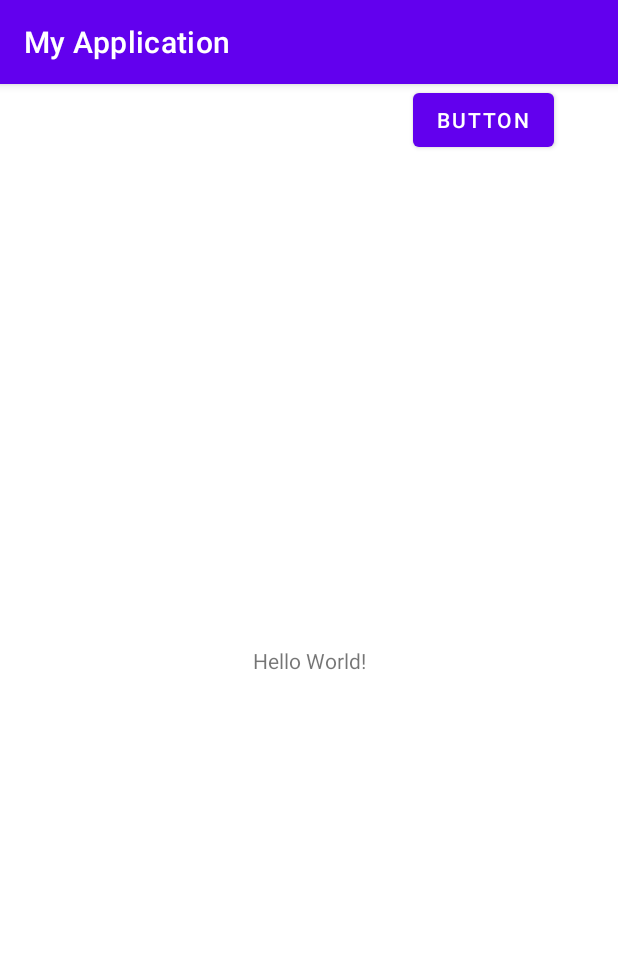
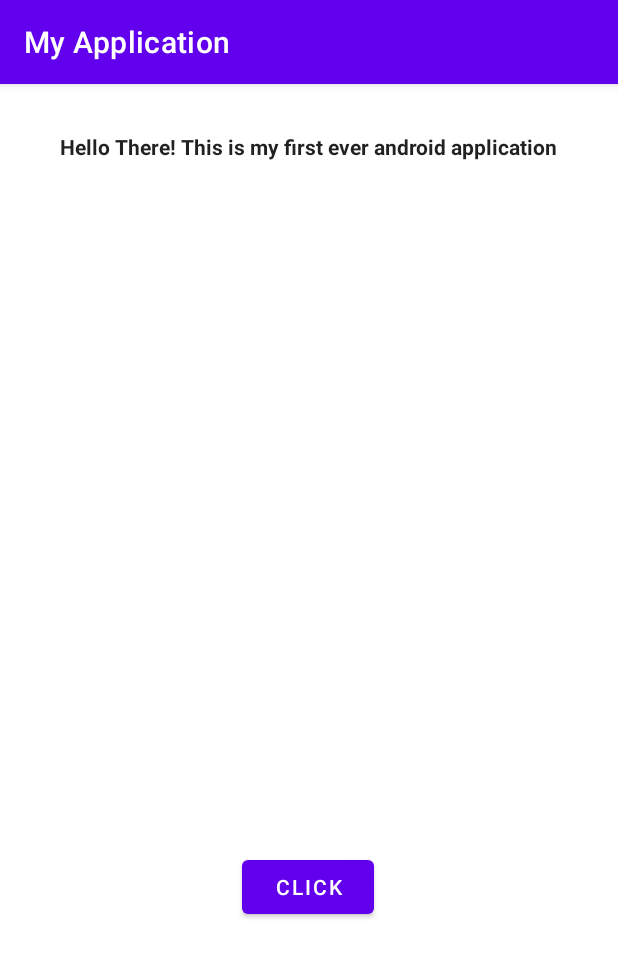
Before and after one commit to Dazzler123/Android-Development-Java, an Android app: the screen it shows after launch (MainActivity), on a phone screen of 412 x 824 dp. Shown: the top 957 px of the screen. Run offline under Robolectric (Android 15) with nearby library versions, the phone set to English and light mode, and no system bars.

Commit message:
Content updated

```diff
--- a/src/main/res/layout/activity_main.xml
+++ b/src/main/res/layout/activity_main.xml
@@ -7,10 +7,16 @@
     tools:context=".MainActivity">
 
     <TextView
+        android:id="@+id/textView"
         android:layout_width="wrap_content"
         android:layout_height="wrap_content"
-        android:text="Hello World!"
-        app:layout_constraintBottom_toBottomOf="parent"
+        android:layout_marginStart="55dp"
+        android:layout_marginTop="32dp"
+        android:layout_marginEnd="55dp"
+        android:text="Hello There! This is my first ever android application"
+        android:textAppearance="@style/TextAppearance.AppCompat.Body1"
+        android:textColorHint="#DD2091"
+        android:textStyle="bold"
         app:layout_constraintEnd_toEndOf="parent"
         app:layout_constraintStart_toStartOf="parent"
         app:layout_constraintTop_toTopOf="parent" />
@@ -19,9 +25,22 @@
         android:id="@+id/button"
         android:layout_width="wrap_content"
         android:layout_height="wrap_content"
-        android:layout_marginStart="275dp"
-        android:text="Button"
+        android:layout_marginStart="161dp"
+        android:layout_marginTop="460dp"
+        android:text="Click"
         app:layout_constraintStart_toStartOf="parent"
-        tools:layout_editor_absoluteY="273dp" />
+        app:layout_constraintTop_toBottomOf="@+id/textView" />
+
+    <ImageView
+        android:id="@+id/imageView"
+        android:layout_width="wrap_content"
+        android:layout_height="wrap_content"
+        android:layout_marginStart="137dp"
+        android:layout_marginTop="34dp"
+        android:layout_marginEnd="137dp"
+        app:layout_constraintEnd_toEndOf="parent"
+        app:layout_constraintStart_toStartOf="parent"
+        app:layout_constraintTop_toBottomOf="@+id/textView"
+        tools:srcCompat="@tools:sample/avatars" />
 
 </androidx.constraintlayout.widget.ConstraintLayout>
```
